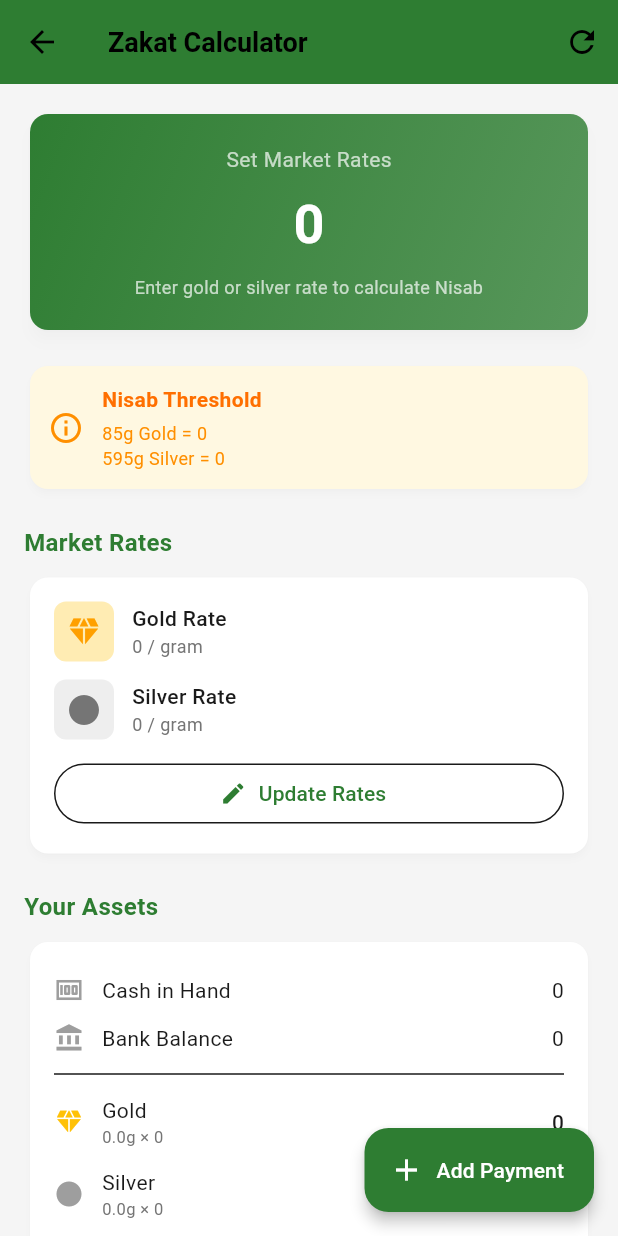
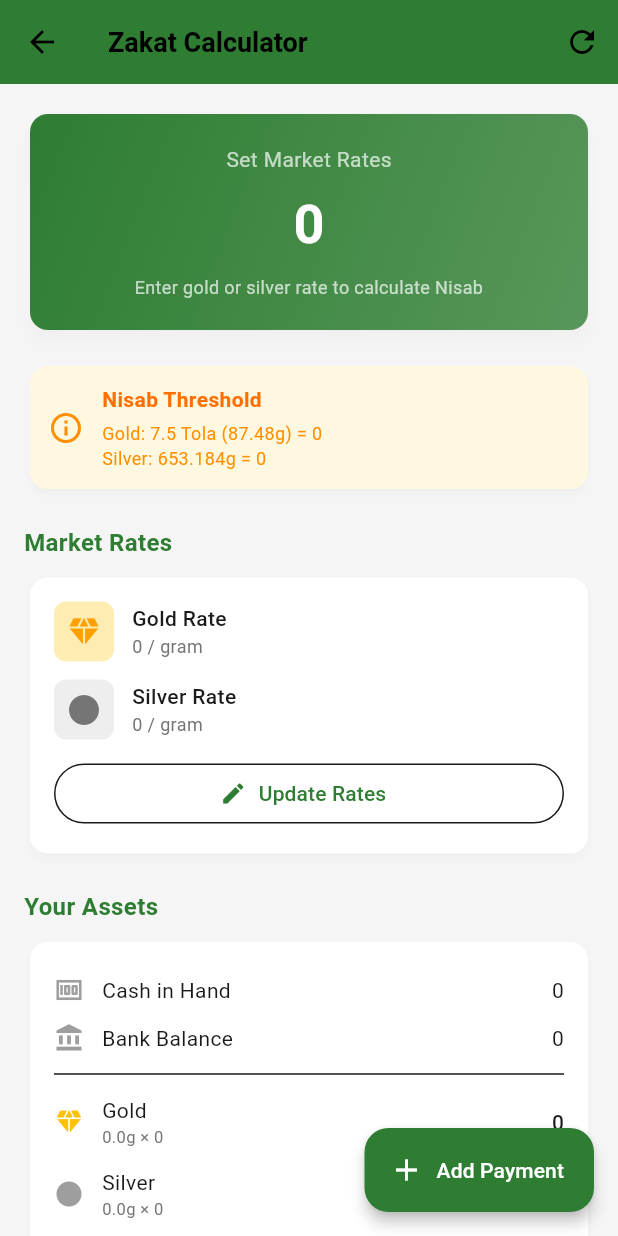
Before and after one commit to PanjatanCoders/prayerly, a Flutter app: the ZakatScreen screen opened directly, on a phone screen of 412 x 824 dp. Run offline on Flutter 3.47's test engine with Material 3 defaults, Android fonts, the light colour scheme and no system bars; our stand-ins replace audioplayers, awesome_notifications, flutter_compass, font_awesome_flutter, geocoding, geolocator and 2 more; accounts and stored records are empty.

Commit message:
zakaat calculation method corrected out

```diff
--- a/lib/screens/zakat/zakat_screen.dart
+++ b/lib/screens/zakat/zakat_screen.dart
@@ -172,11 +172,17 @@ class _ZakatScreenState extends State<ZakatScreen> {
   }
 
   Widget _buildNisabInfo() {
+    final hasRates = _assets.goldRatePerGram > 0 || _assets.silverRatePerGram > 0;
+    final usingGoldNisab = _assets.nisabType == 'Gold';
+
     return Card(
       color: Colors.amber.shade50,
       child: Padding(
         padding: const EdgeInsets.all(12),
-        child: Row(
+        child: Column(
+          crossAxisAlignment: CrossAxisAlignment.start,
+          children: [
+            Row(
               children: [
                 Icon(Icons.info_outline, color: Colors.amber.shade800),
                 const SizedBox(width: 12),
@@ -190,13 +196,40 @@ class _ZakatScreenState extends State<ZakatScreen> {
                       ),
                       const SizedBox(height: 4),
                       Text(
-                    '85g Gold = ${_currencyFormat.format(_assets.nisabByGold)}\n'
-                    '595g Silver = ${_currencyFormat.format(_assets.nisabBySilver)}',
+                        'Gold: 7.5 Tola (87.48g) = ${_currencyFormat.format(_assets.nisabByGold)}\n'
+                        'Silver: 653.184g = ${_currencyFormat.format(_assets.nisabBySilver)}',
                         style: TextStyle(fontSize: 12, color: Colors.amber.shade800),
                       ),
                     ],
                   ),
                 ),
+              ],
+            ),
+            if (hasRates) ...[
+              const Divider(height: 16),
+              Container(
+                padding: const EdgeInsets.symmetric(horizontal: 8, vertical: 4),
+                decoration: BoxDecoration(
+                  color: usingGoldNisab ? Colors.amber.shade200 : Colors.grey.shade300,
+                  borderRadius: BorderRadius.circular(4),
+                ),
+                child: Text(
+                  'Using ${_assets.nisabType} Nisab: ${_currencyFormat.format(_assets.nisab)}',
+                  style: TextStyle(
+                    fontSize: 12,
+                    fontWeight: FontWeight.bold,
+                    color: usingGoldNisab ? Colors.amber.shade900 : Colors.grey.shade800,
+                  ),
+                ),
+              ),
+              const SizedBox(height: 4),
+              Text(
+                usingGoldNisab
+                    ? 'Only gold assets → Gold Nisab'
+                    : 'Silver Nisab applies',
+                style: TextStyle(fontSize: 10, color: Colors.grey.shade600, fontStyle: FontStyle.italic),
+              ),
+            ],
           ],
         ),
       ),
--- a/lib/services/zakat_service.dart
+++ b/lib/services/zakat_service.dart
@@ -10,9 +10,9 @@ class ZakatService {
   // Zakat rate
   static const double zakatRate = 0.025; // 2.5%
 
-  // Nisab constants
-  static const double nisabGoldGrams = 85.0;    // 85 grams of gold
-  static const double nisabSilverGrams = 595.0; // 595 grams of silver
+  // Nisab constants (correct Islamic values)
+  static const double nisabGoldGrams = 87.48;     // 7.5 tola = 87.48 grams
+  static const double nisabSilverGrams = 653.184; // 653 grams 184 mg
 
   /// Save assets
   static Future<void> saveAssets(ZakatAssets assets) async {
@@ -113,19 +113,65 @@ class ZakatAssets {
   // Calculated silver value
   double get silverValue => silverWeightGrams * silverRatePerGram;
 
-  // Nisab based on gold rate (85g × gold rate)
+  // Nisab based on gold rate (7.5 tola = 87.48g × gold rate)
   double get nisabByGold => ZakatService.nisabGoldGrams * goldRatePerGram;
 
-  // Nisab based on silver rate (595g × silver rate)
+  // Nisab based on silver rate (653.184g × silver rate)
   double get nisabBySilver => ZakatService.nisabSilverGrams * silverRatePerGram;
 
-  // Use the lower of the two Nisab values (more conservative/safer)
-  // If one rate is 0, use the other
+  // Check what type of assets the person has
+  bool get _hasOnlyGold =>
+      goldWeightGrams > 0 &&
+      silverWeightGrams <= 0 &&
+      cash <= 0 &&
+      bankBalance <= 0 &&
+      investments <= 0 &&
+      businessStock <= 0 &&
+      receivables <= 0 &&
+      otherAssets <= 0;
+
+  bool get _hasOnlySilver =>
+      silverWeightGrams > 0 &&
+      goldWeightGrams <= 0 &&
+      cash <= 0 &&
+      bankBalance <= 0 &&
+      investments <= 0 &&
+      businessStock <= 0 &&
+      receivables <= 0 &&
+      otherAssets <= 0;
+
+  // Nisab calculation rules:
+  // 1. Only gold (no silver, no cash/other) → Gold Nisab (87.48g)
+  // 2. Only silver (no gold, no cash/other) → Silver Nisab (653.184g)
+  // 3. Any combination (gold+cash, silver+cash, only cash, etc.) → Silver Nisab
   double get nisab {
+    // Need at least one rate to calculate
     if (goldRatePerGram <= 0 && silverRatePerGram <= 0) return 0;
-    if (goldRatePerGram <= 0) return nisabBySilver;
-    if (silverRatePerGram <= 0) return nisabByGold;
-    return nisabByGold < nisabBySilver ? nisabByGold : nisabBySilver;
+
+    // Only gold assets → use gold nisab
+    if (_hasOnlyGold && goldRatePerGram > 0) {
+      return nisabByGold;
+    }
+
+    // Only silver assets → use silver nisab
+    if (_hasOnlySilver && silverRatePerGram > 0) {
+      return nisabBySilver;
+    }
+
+    // Any combination → use silver nisab (if silver rate available)
+    if (silverRatePerGram > 0) {
+      return nisabBySilver;
+    }
+
+    // Fallback to gold nisab if only gold rate is available
+    return nisabByGold;
+  }
+
+  // Which nisab is being used (for display)
+  String get nisabType {
+    if (_hasOnlyGold && goldRatePerGram > 0) return 'Gold';
+    if (_hasOnlySilver && silverRatePerGram > 0) return 'Silver';
+    return 'Silver'; // Default for combinations
   }
 
   double get totalWealth =>
```
Lines whose indentation alone changed are shown as unchanged.
